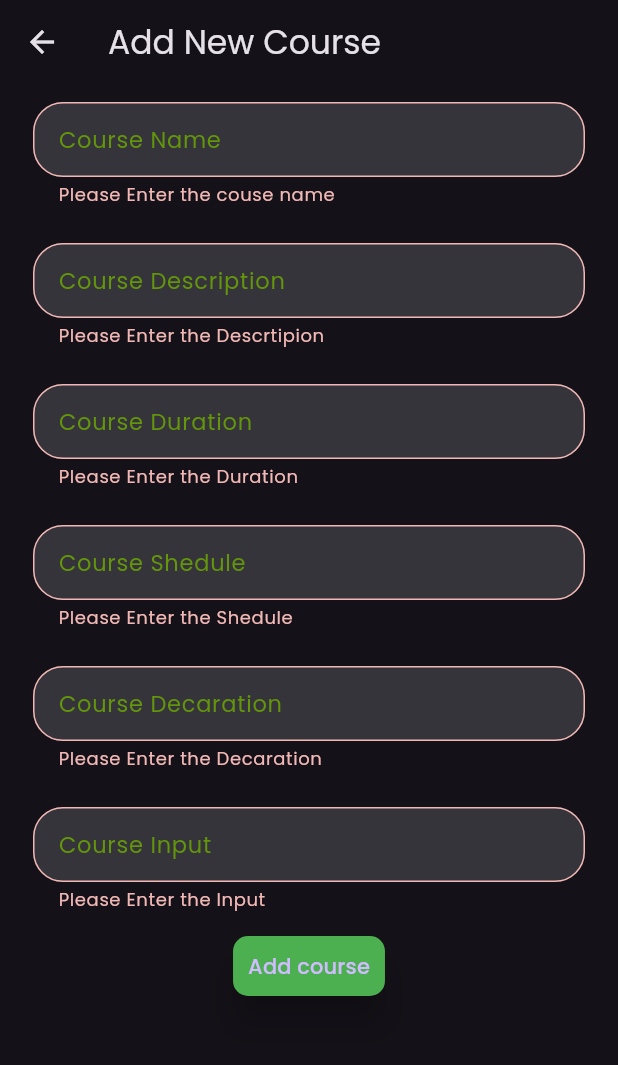
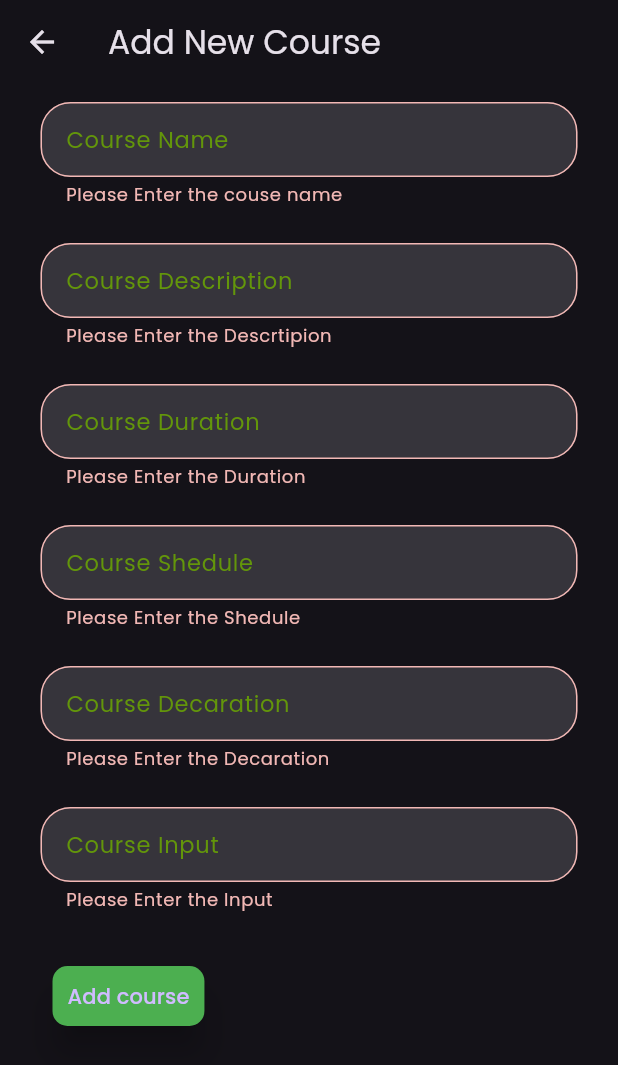
Before and after one commit to PrabuddaKumara/Study_Panner01, a Flutter app: the AddNewCourse screen opened directly, after a tap on "Add course", on a phone screen of 412 x 824 dp. Shown: the top 1065 px of the screen. Run offline on Flutter 3.47's test engine with Material 3 defaults, Android fonts, the phone set to English and light mode, and no system bars; our stand-ins replace cloud_firestore, firebase_core, go_router, google_fonts; accounts and stored records are empty.

Commit message:
stream buildr

```diff
--- a/lib/main/add-new-course.dart
+++ b/lib/main/add-new-course.dart
@@ -1,7 +1,10 @@
 import 'package:c01/models/add-course-model.dart';
+import 'package:c01/services/add-course-servise.dart';
+import 'package:c01/utils/snapshot_function.dart';
 import 'package:c01/widgets/button_widget.dart';
 import 'package:c01/widgets/custom-input.dart';
 import 'package:flutter/material.dart';
+import 'package:go_router/go_router.dart';
 
 class AddNewCourse extends StatelessWidget {
   final _forkey = GlobalKey<FormState>();
@@ -21,7 +24,7 @@ class AddNewCourse extends StatelessWidget {
     if (_forkey.currentState?.validate() ?? false) {
       _forkey.currentState?.save();
       try {
-        final CourseModel cour = CourseModel(
+        final CourseModel course = CourseModel(
           id: "",
           name: _courseNameController.text,
           description: _courseDescriptionController.text,
@@ -29,7 +32,24 @@ class AddNewCourse extends StatelessWidget {
           schedule: _coursesheduleController.text,
           instructor: _courseinputController.text,
         );
-      } catch (error) {}
+        await CourseServises().createNewCourse(course);
+
+        if (context.mounted) {
+          showSnackBar(
+            context: context,
+            text: "Courseed Added Succesfully!!!!",
+          );
+        }
+
+        GoRouter.of(context).go("/");
+      } catch (error) {
+        if (context.mounted) {
+          showSnackBar(context: context, text: "Courseed Added Faild!!!!");
+        }
+        GoRouter.of(context).go("/");
+
+        print("Error services $error");
+      }
     }
   }
 
@@ -40,11 +60,12 @@ class AddNewCourse extends StatelessWidget {
     return Scaffold(
       appBar: AppBar(title: Text("Add New Course")),
       body: Padding(
-        padding: EdgeInsets.symmetric(horizontal: 10),
+        padding: EdgeInsets.symmetric(horizontal: 15),
         child: Form(
           key: _forkey,
           child: SingleChildScrollView(
             child: Column(
+              crossAxisAlignment: CrossAxisAlignment.start,
               children: [
                 CustomInput(
                   controllered: _courseNameController,
@@ -108,9 +129,13 @@ class AddNewCourse extends StatelessWidget {
                   },
                   textName: "Course Input",
                 ),
-                ButtonWidget(
-                  textName: "Add course",
-                  onpresed: () => _submitform(context),
+                Padding(
+                  padding: const EdgeInsets.all(20.0),
+
+                  child: ButtonWidget(
+                    textName: "Add course",
+                    onpresed: () => _submitform(context),
+                  ),
                 ),
               ],
             ),
--- a/lib/main/home_page.dart
+++ b/lib/main/home_page.dart
@@ -12,6 +12,7 @@ class HomePage extends StatelessWidget {
         child: Padding(
           padding: const EdgeInsets.all(10.0),
           child: Column(
+            crossAxisAlignment: CrossAxisAlignment.start,
             children: [
               Row(
                 mainAxisAlignment: MainAxisAlignment.spaceBetween,
@@ -25,6 +26,7 @@ class HomePage extends StatelessWidget {
                   ),
                 ],
               ),
+              Text("Course"),
             ],
           ),
         ),
```
